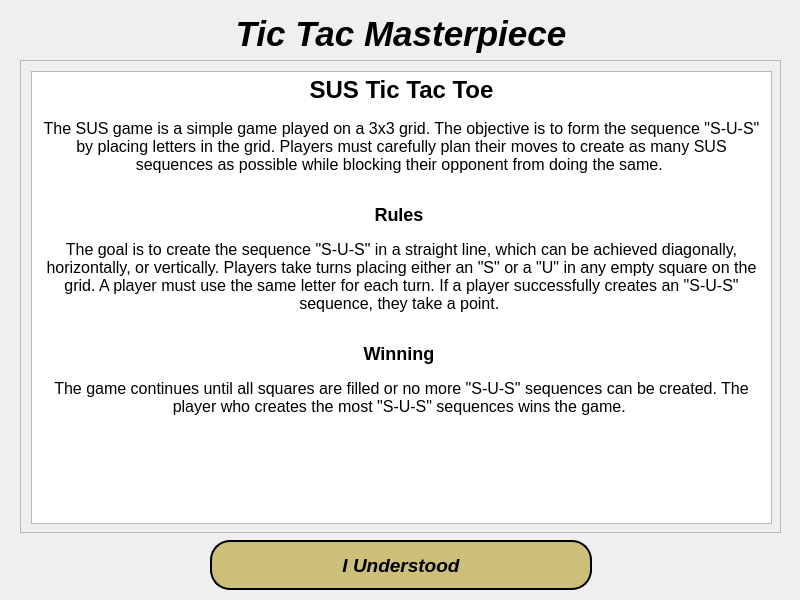
Before: the Qt Designer form help_sus.ui in Mohammed-3tef/Tic_Tac_Masterpiece_GUI, drawn with Qt 5.
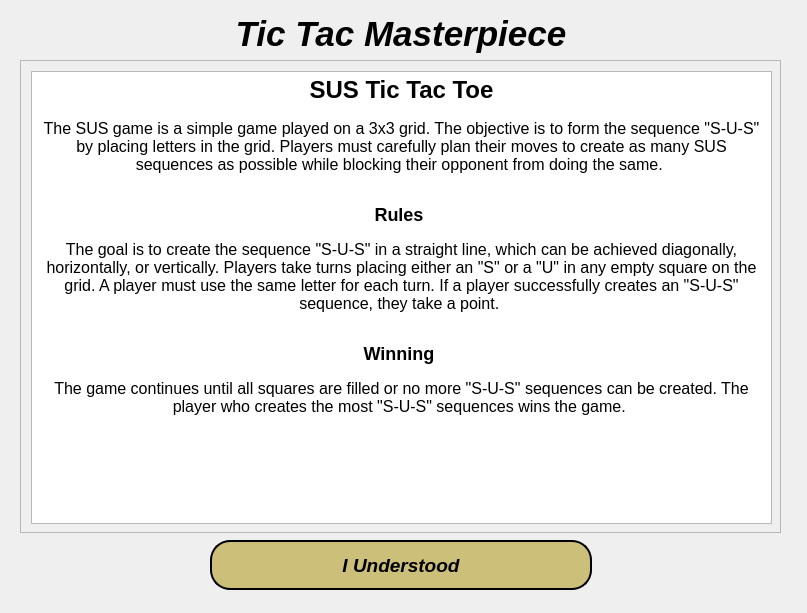
After: the same form once the commit is applied. Icons and pictures are not drawn.

What changed in the file:
```diff
--- a/help_sus.ui
+++ b/help_sus.ui
@@ -6,8 +6,8 @@
    <rect>
     <x>0</x>
     <y>0</y>
-    <width>800</width>
-    <height>600</height>
+    <width>807</width>
+    <height>613</height>
    </rect>
   </property>
   <property name="windowTitle">
```
